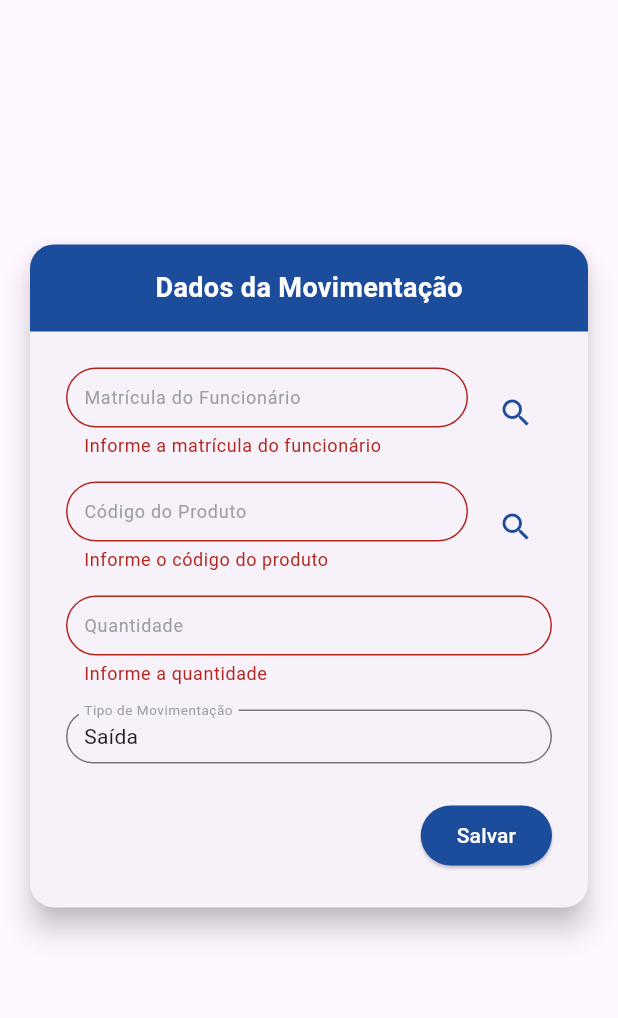
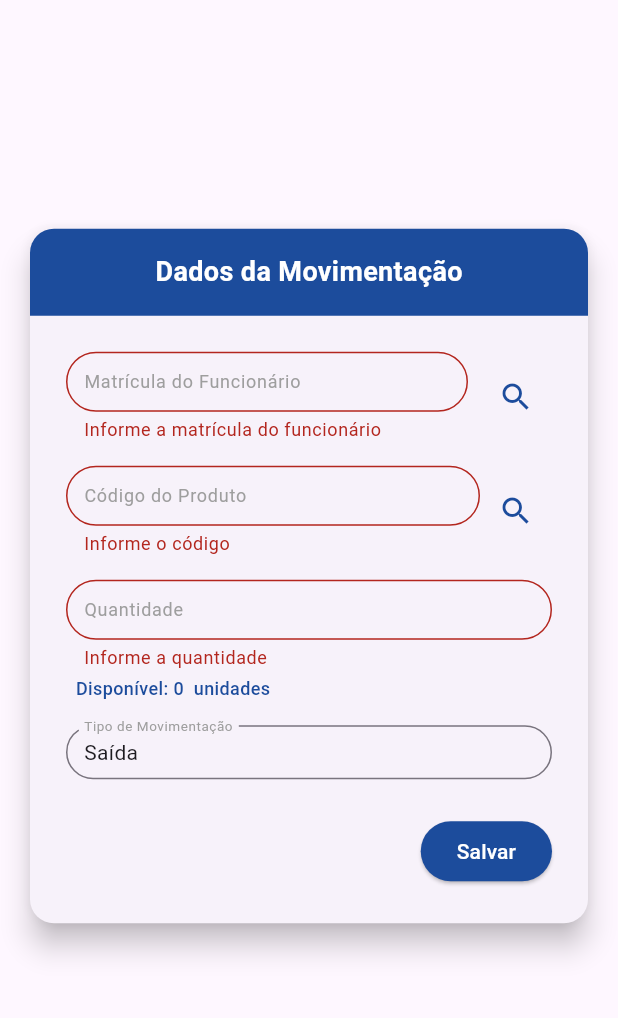
Before and after one commit to GianiBraga/gerenciamento_estoque, a Flutter app: the InOutPage screen opened by its route, after a tap on "Salvar", on a phone screen of 412 x 824 dp, the part 84-1102 px from its top. Run offline on Flutter 3.47's test engine with Material 3 defaults, Android fonts, the light colour scheme and no system bars; our stand-ins replace awesome_snackbar_content, curved_navigation_bar, get, image_picker, lottie, shared_preferences and 1 more; accounts and stored records are empty.

Commit message:
add quantidade disponivel
Adicionado campo que exibe a quantidade disponível de cada produto.

```diff
--- a/lib/features/movement/controller/movement_controller.dart
+++ b/lib/features/movement/controller/movement_controller.dart
@@ -15,9 +15,20 @@ class MovementController extends GetxController {
   final codigoController = TextEditingController();
   final quantidadeController = TextEditingController();
   final matriculaController = TextEditingController();
+  final ProductController productCtrl = Get.find();
+  final RxInt availableQuantity = 0.obs;
 
   // Reactive variable for movement type ("Entrada" or "Saída")
   final RxString tipoMovimentacao = 'Saída'.obs;
+
+  /// Chama sempre que o código do produto muda
+  void fetchAvailableQuantity() {
+    final code = codigoController.text;
+    final prod = productCtrl.products.firstWhereOrNull(
+      (p) => p.codigo == code,
+    );
+    availableQuantity.value = prod?.quantidade ?? 0;
+  }
 
   @override
   void onReady() async {
@@ -146,5 +157,6 @@ class MovementController extends GetxController {
     codigoController.clear();
     quantidadeController.clear();
     tipoMovimentacao.value = 'Entrada';
+    availableQuantity.value = 0;
   }
 }
--- a/lib/features/movement/view/in_out_page.dart
+++ b/lib/features/movement/view/in_out_page.dart
@@ -148,32 +148,25 @@ class InOutPage extends GetView<MovementController> {
                                 child: TextFormField(
                                   controller: controller.codigoController,
                                   decoration: decorationTheme(
-                                    'Código do Produto',
-                                    '',
-                                    null,
-                                  ),
+                                      'Código do Produto', '', null),
                                   keyboardType: TextInputType.number,
-                                  validator: (value) {
-                                    if (value == null || value.isEmpty) {
-                                      return 'Informe o código do produto';
-                                    }
-                                    return null;
-                                  },
+                                  validator: (v) => v == null || v.isEmpty
+                                      ? 'Informe o código'
+                                      : null,
+                                  onChanged: (_) =>
+                                      controller.fetchAvailableQuantity(),
                                 ),
                               ),
-                              const SizedBox(width: 8),
                               IconButton(
-                                icon: const Icon(
-                                  Icons.search,
-                                  color: Color(0xFF1C4C9C),
-                                ),
+                                icon: const Icon(Icons.search,
+                                    color: Color(0xFF1C4C9C)),
                                 onPressed: () async {
                                   await showDialog(
                                     context: context,
-                                    builder: (context) => ProductSearchModal(
-                                      onSelect: (codigoSelecionado) {
-                                        controller.codigoController.text =
-                                            codigoSelecionado;
+                                    builder: (_) => ProductSearchModal(
+                                      onSelect: (code) {
+                                        controller.codigoController.text = code;
+                                        controller.fetchAvailableQuantity();
                                       },
                                     ),
                                   );
@@ -189,16 +182,32 @@ class InOutPage extends GetView<MovementController> {
                             controller: controller.quantidadeController,
                             decoration: decorationTheme('Quantidade', '', null),
                             keyboardType: TextInputType.number,
-                            validator: (value) {
-                              if (value == null || value.isEmpty) {
+                            validator: (v) {
+                              if (v == null || v.isEmpty)
                                 return 'Informe a quantidade';
-                              }
-                              if (int.tryParse(value) == null) {
+                              if (int.tryParse(v) == null)
                                 return 'Quantidade inválida';
-                              }
                               return null;
                             },
                           ),
+
+                          // Aqui mostramos o estoque disponível em tempo real
+                          Obx(() {
+                            return Padding(
+                              padding: const EdgeInsets.only(top: 4),
+                              child: Row(
+                                children: [
+                                  Text(
+                                    '  Disponível: ${controller.availableQuantity.value}  unidades',
+                                    style: TextStyle(
+                                        color: Color(0xFF1C4C9C),
+                                        fontSize: 12,
+                                        fontWeight: FontWeight.w500),
+                                  ),
+                                ],
+                              ),
+                            );
+                          }),
 
                           const SizedBox(height: 16),
 
```
Also changed, not shown: lib/features/movement/view/modals/product_search_modal.dart (+13 -6 lines), 1 other file.
